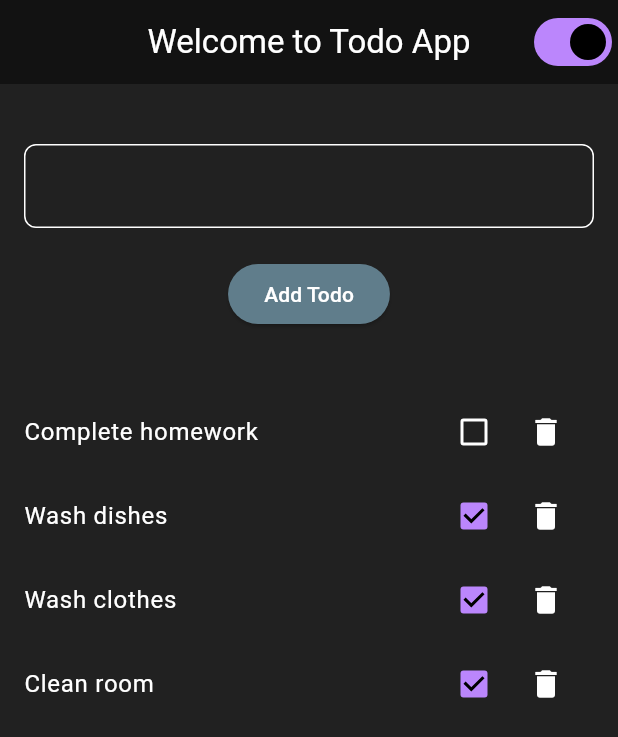
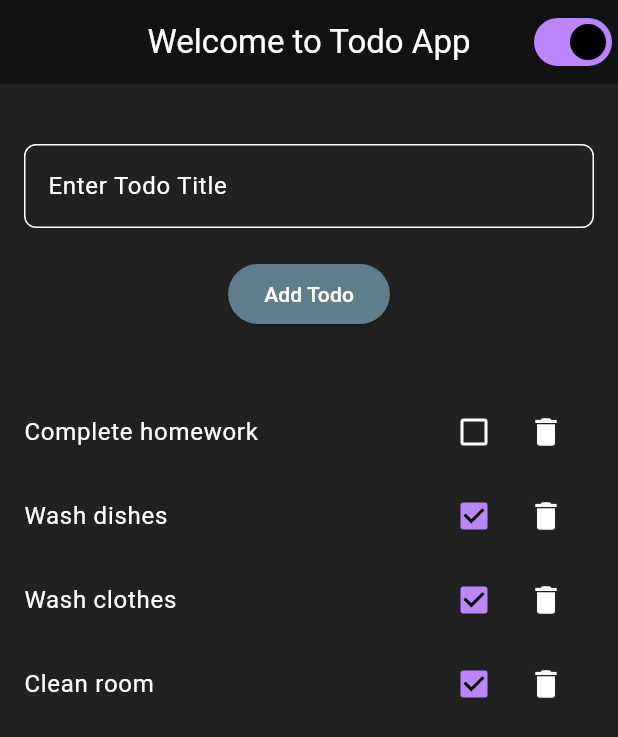
Before and after one commit to parasshakya/todo-flutter-app, a Flutter app: the screen it shows after launch, on a phone screen of 412 x 824 dp. Shown: the top 737 px of the screen. Run offline on Flutter 3.47's test engine with Material 3 defaults, Android fonts, the phone set to English and light mode, and no system bars.

Commit message:
add hintText

```diff
--- a/lib/views/todo_screen.dart
+++ b/lib/views/todo_screen.dart
@@ -54,6 +54,7 @@ class _TodoScreenState extends State<TodoScreen> {
                 padding: const EdgeInsets.symmetric(horizontal: 16.0),
                 child: TextField(
                   decoration: InputDecoration(
+                      hintText: "Enter Todo Title",
                       border: OutlineInputBorder(
                           borderRadius: BorderRadius.circular(8))),
                   controller: _controller,
```
